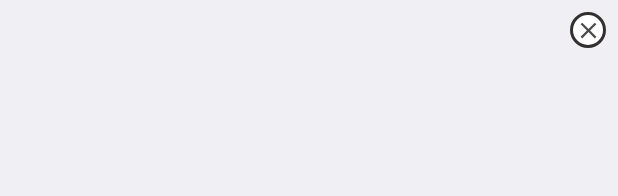
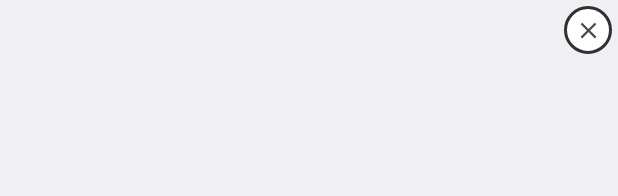
Before and after one commit to HaydWang/SharePlusPlus, an Android app: the layout view_image.xml on its own in the app's theme, with its tools: preview values and no code run, on a phone screen of 412 x 824 dp. Shown: the top 196 px of the screen. Run offline under Robolectric (Android 15) with nearby library versions, the phone set to English and light mode, and no system bars; Roboto replaces fonts that are not available here.

```diff
--- a/app/build.gradle
+++ b/app/build.gradle
@@ -16,8 +16,8 @@ android {
         applicationId "com.droidrise.snaptext"
         minSdkVersion 14
         targetSdkVersion 23
-        versionCode 101002
-        versionName "1.01.002"
+        versionCode 101003
+        versionName "1.01.003"
         testInstrumentationRunner "android.support.test.runner.AndroidJUnitRunner"
         signingConfig signingConfigs.config
     }
--- a/app/src/main/res/layout/view_image.xml
+++ b/app/src/main/res/layout/view_image.xml
@@ -109,11 +109,11 @@
 
     <!-- Top Button -->
     <ImageButton android:id="@+id/button_exit"
-        android:layout_width="24dp"
-        android:layout_height="24dp"
+        android:layout_width="32dp"
+        android:layout_height="32dp"
         android:layout_gravity="top|end"
-        android:layout_marginTop="8dp"
-        android:layout_marginRight="8dp"
+        android:layout_marginTop="4dp"
+        android:layout_marginRight="4dp"
         android:scaleType="centerInside"
         android:src="@drawable/ic_close_black_18dp"
         android:background="@drawable/round_button"/>
```
Also changed, not shown: app/src/main/java/com/droidrise/snaptext/TextSnaper.java (+6 -1 lines), 1 other file.
